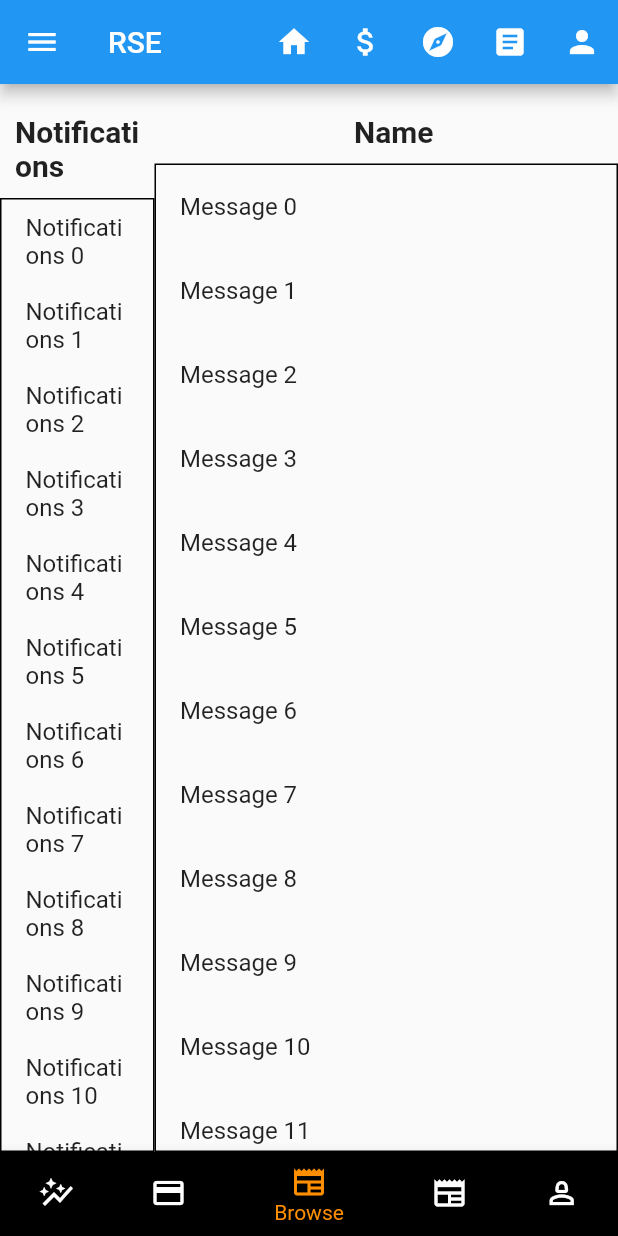
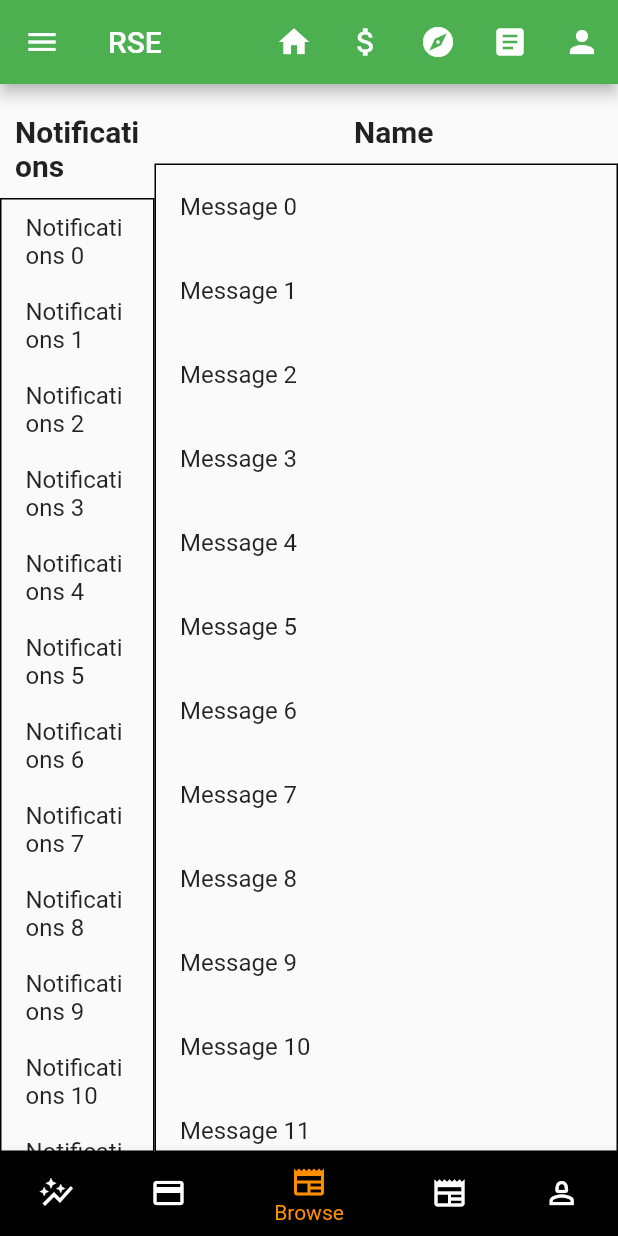
Before and after one commit to PrimeTimeTran/f-RSE, a Flutter app: the screen it shows after launch, item 3 of the bottom bar chosen, on a phone screen of 412 x 824 dp. Run offline on Flutter 3.47's test engine with Material 2 defaults, Android fonts, the phone set to English and light mode, and no system bars; our stand-ins replace bloc, equatable, flutter_bloc, flutter_dotenv, shared_preferences, syncfusion_flutter_charts; network calls fail.

Commit message:
Adding theme colors.

```diff
--- a/lib/main.dart
+++ b/lib/main.dart
@@ -92,7 +92,9 @@ class _MyAppState extends State<MyApp> {
       title: 'Royal Stock Exchange',
       debugShowCheckedModeBanner: false,
       theme: ThemeData(
-        primarySwatch: Colors.blue,
+        primarySwatch: Colors.green,
+        // highlightColor: Colors.lightGreenAccent,
+        highlightColor: Colors.green[900],
       ),
       home: Scaffold(
         drawer: const MyDrawer(),
```
Also changed, not shown: lib/presentation/widgets/line_chart.dart (+22 -13 lines).
